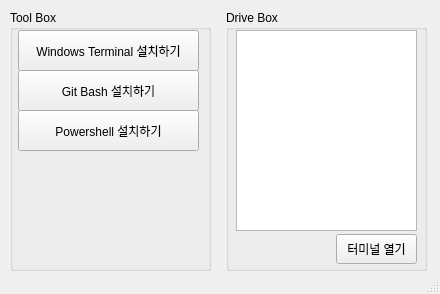
Above: ui/UI_easyterminal.ui from graphite172/EasyTerminal before the change. Below: the same form after it.
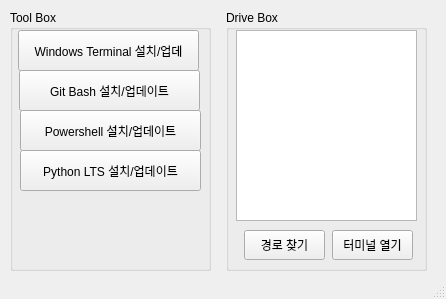
That is the form after the change.

Commit message: match winget install pacakge

Patch:
```diff
--- a/ui/UI_easyterminal.ui
+++ b/ui/UI_easyterminal.ui
@@ -6,8 +6,8 @@
    <rect>
     <x>0</x>
     <y>0</y>
-    <width>440</width>
-    <height>294</height>
+    <width>446</width>
+    <height>299</height>
    </rect>
   </property>
   <property name="mouseTracking">
@@ -32,8 +32,8 @@
     <widget class="QPushButton" name="btn_tmopen">
      <property name="geometry">
       <rect>
-       <x>110</x>
-       <y>224</y>
+       <x>106</x>
+       <y>220</y>
        <width>81</width>
        <height>30</height>
       </rect>
@@ -48,10 +48,23 @@
        <x>10</x>
        <y>20</y>
        <width>181</width>
-       <height>201</height>
+       <height>191</height>
       </rect>
      </property>
     </widget>
+    <widget class="QPushButton" name="btn_find_path">
+     <property name="geometry">
+      <rect>
+       <x>18</x>
+       <y>220</y>
+       <width>81</width>
+       <height>30</height>
+      </rect>
+     </property>
+     <property name="text">
+      <string>경로 찾기</string>
+     </property>
+    </widget>
    </widget>
    <widget class="QGroupBox" name="gr_toollist">
     <property name="geometry">
@@ -75,33 +88,46 @@
       </rect>
      </property>
      <property name="text">
-      <string>Windows Terminal 설치하기</string>
+      <string>Windows Terminal 설치/업데</string>
      </property>
     </widget>
     <widget class="QPushButton" name="btn_installgitbash">
      <property name="geometry">
       <rect>
-       <x>8</x>
+       <x>9</x>
        <y>60</y>
        <width>181</width>
        <height>41</height>
       </rect>
      </property>
      <property name="text">
-      <string>Git Bash 설치하기</string>
+      <string>Git Bash 설치/업데이트</string>
      </property>
     </widget>
     <widget class="QPushButton" name="btn_installpowershell">
      <property name="geometry">
       <rect>
-       <x>8</x>
+       <x>10</x>
        <y>100</y>
        <width>181</width>
        <height>41</height>
       </rect>
      </property>
      <property name="text">
-      <string>Powershell 설치하기</string>
+      <string>Powershell 설치/업데이트</string>
+     </property>
+    </widget>
+    <widget class="QPushButton" name="btn_installPython">
+     <property name="geometry">
+      <rect>
+       <x>10</x>
+       <y>140</y>
+       <width>181</width>
+       <height>41</height>
+      </rect>
+     </property>
+     <property name="text">
+      <string>Python LTS 설치/업데이트</string>
      </property>
     </widget>
    </widget>
```
The commit also changes 3 other files.
